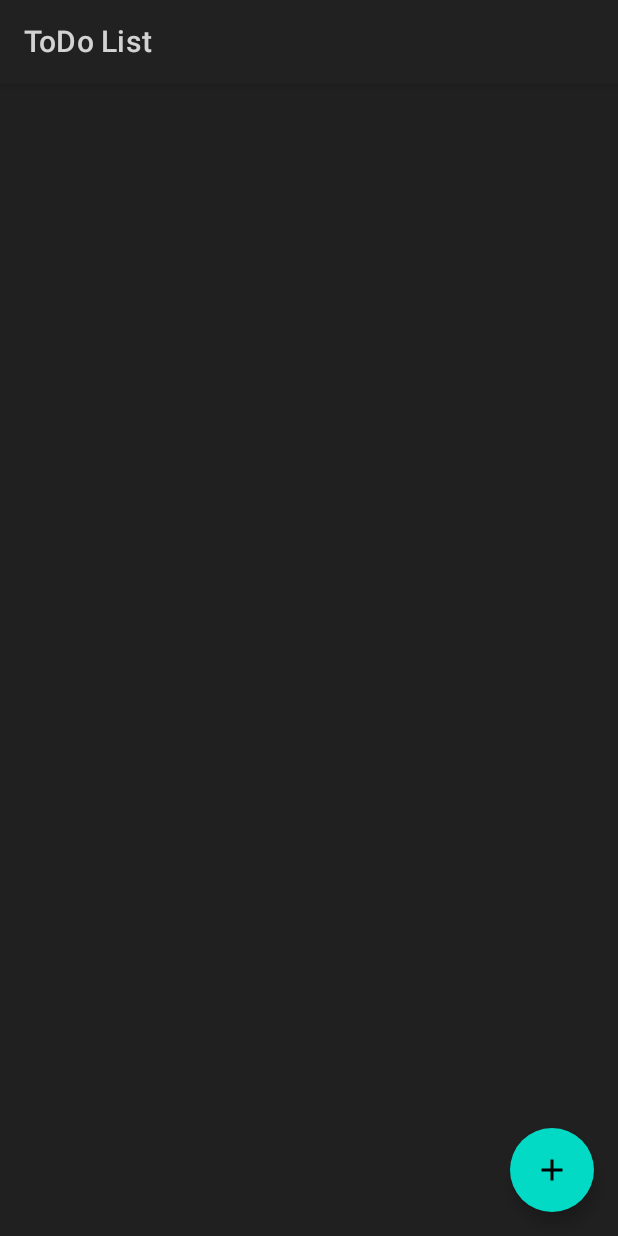
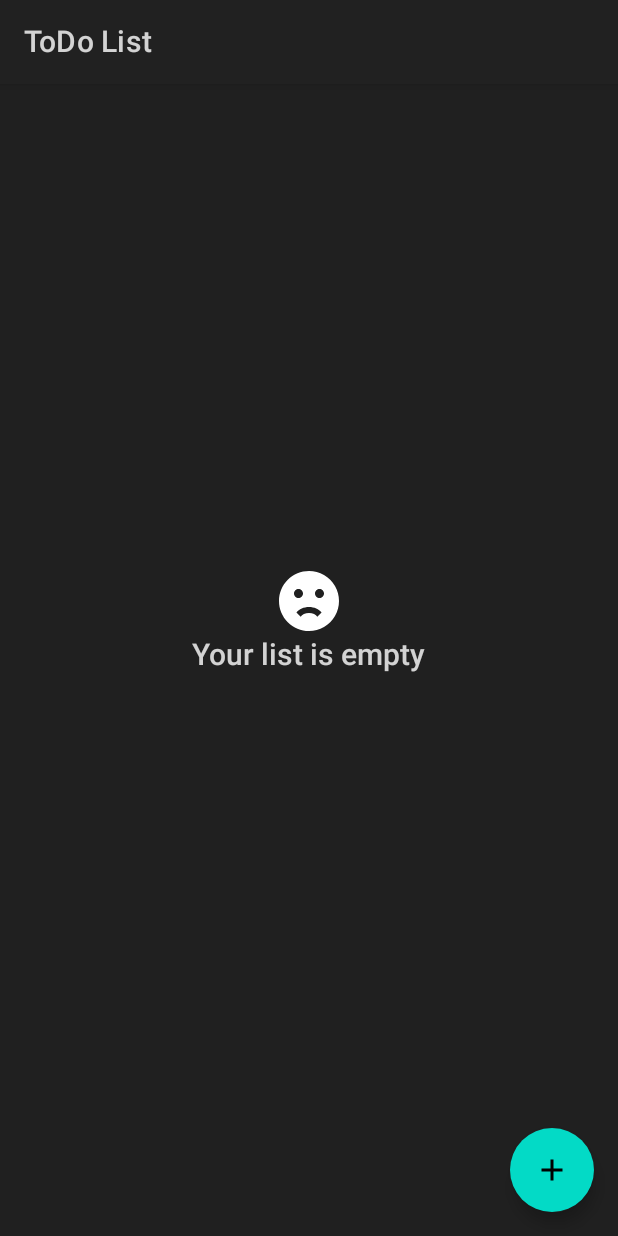
Before and after one commit to filipiandrader/to-do-list-app, an Android app built with Jetpack Compose: the screen it shows after launch (MainActivity), on a phone screen of 412 x 824 dp. Run offline under Robolectric (Android 15) with nearby library versions, the light colour scheme and no system bars; our stand-ins replace Dagger/Hilt's generated code, Room's generated code.

Commit message:
Create custom empty list; Add screenshots

```diff
--- a/app/src/main/java/com/far/to_dolistapp/ui/MainActivity.kt
+++ b/app/src/main/java/com/far/to_dolistapp/ui/MainActivity.kt
@@ -10,8 +10,8 @@ import androidx.navigation.compose.NavHost
 import androidx.navigation.compose.composable
 import androidx.navigation.compose.rememberNavController
 import androidx.navigation.navArgument
-import com.far.to_dolistapp.ui.add_edit.AddEditTodoScreen
-import com.far.to_dolistapp.ui.list.TodoListScreen
+import com.far.to_dolistapp.ui.add_edit.screen.AddEditTodoScreen
+import com.far.to_dolistapp.ui.list.screen.TodoListScreen
 import com.far.to_dolistapp.ui.theme.ToDoListAppTheme
 import com.far.to_dolistapp.util.Routes.ADD_TODO
 import com.far.to_dolistapp.util.Routes.EDIT_TODO
--- a/app/src/main/java/com/far/to_dolistapp/ui/add_edit/screen/AddEditTodoScreen.kt
+++ b/app/src/main/java/com/far/to_dolistapp/ui/add_edit/screen/AddEditTodoScreen.kt
@@ -1,4 +1,4 @@
-package com.far.to_dolistapp.ui.add_edit
+package com.far.to_dolistapp.ui.add_edit.screen
 
 import androidx.compose.foundation.layout.*
 import androidx.compose.material.*
--- /dev/null
+++ b/app/src/main/java/com/far/to_dolistapp/ui/components/CustomEmptyList.kt
@@ -0,0 +1,41 @@
+package com.far.to_dolistapp.ui.components
+
+import androidx.compose.foundation.Image
+import androidx.compose.foundation.layout.*
+import androidx.compose.foundation.text.selection.SelectionContainer
+import androidx.compose.material.MaterialTheme
+import androidx.compose.material.Text
+import androidx.compose.runtime.Composable
+import androidx.compose.ui.Alignment
+import androidx.compose.ui.Modifier
+import androidx.compose.ui.graphics.Color
+import androidx.compose.ui.res.painterResource
+import androidx.compose.ui.unit.dp
+import com.far.to_dolistapp.R
+
+@Composable
+fun CustomEmptyList() {
+    Column(
+        modifier = Modifier.fillMaxSize(),
+        verticalArrangement = Arrangement.Center,
+        horizontalAlignment = Alignment.CenterHorizontally
+    ) {
+        Image(
+            painterResource(
+                id = R.drawable.ic_emoticon_sad
+            ),
+            contentDescription = "emoticon sad",
+            modifier = Modifier
+                .width(48.dp)
+                .height(48.dp)
+        )
+        Row(
+            horizontalArrangement = Arrangement.Center
+        ) {
+            Text(
+                text = "Your list is empty",
+                style = MaterialTheme.typography.h3
+            )
+        }
+    }
+}
--- a/app/src/main/java/com/far/to_dolistapp/ui/list/screen/TodoListScreen.kt
+++ b/app/src/main/java/com/far/to_dolistapp/ui/list/screen/TodoListScreen.kt
@@ -1,9 +1,7 @@
-package com.far.to_dolistapp.ui.list
+package com.far.to_dolistapp.ui.list.screen
 
 import androidx.compose.foundation.clickable
-import androidx.compose.foundation.layout.fillMaxSize
-import androidx.compose.foundation.layout.fillMaxWidth
-import androidx.compose.foundation.layout.padding
+import androidx.compose.foundation.layout.*
 import androidx.compose.foundation.lazy.LazyColumn
 import androidx.compose.foundation.lazy.items
 import androidx.compose.material.*
@@ -15,6 +13,7 @@ import androidx.compose.runtime.collectAsState
 import androidx.compose.ui.Modifier
 import androidx.compose.ui.unit.dp
 import androidx.hilt.navigation.compose.hiltViewModel
+import com.far.to_dolistapp.ui.components.CustomEmptyList
 import com.far.to_dolistapp.ui.list.event.TodoListEvent
 import com.far.to_dolistapp.ui.list.viewmodel.TodoListViewModel
 import com.far.to_dolistapp.ui.theme.DarkGray900
@@ -79,4 +78,8 @@ fun TodoListScreen(
             }
         }
     }
+
+    if (todos.value.isEmpty()) {
+        CustomEmptyList()
+    }
 }
--- /dev/null
+++ b/app/src/main/res/drawable/ic_emoticon_sad.xml
@@ -0,0 +1,9 @@
+<vector xmlns:android="http://schemas.android.com/apk/res/android"
+    android:width="24dp"
+    android:height="24dp"
+    android:viewportWidth="24"
+    android:viewportHeight="24">
+  <path
+      android:fillColor="@color/white"
+      android:pathData="M12,2A10,10 0,0 0,2 12A10,10 0,0 0,12 22A10,10 0,0 0,22 12A10,10 0,0 0,12 2M7,9.5C7,8.7 7.7,8 8.5,8C9.3,8 10,8.7 10,9.5C10,10.3 9.3,11 8.5,11C7.7,11 7,10.3 7,9.5M14.77,17.23C14.32,16.5 13.25,16 12,16C10.75,16 9.68,16.5 9.23,17.23L7.81,15.81C8.71,14.72 10.25,14 12,14C13.75,14 15.29,14.72 16.19,15.81L14.77,17.23M15.5,11C14.7,11 14,10.3 14,9.5C14,8.7 14.7,8 15.5,8C16.3,8 17,8.7 17,9.5C17,10.3 16.3,11 15.5,11Z"/>
+</vector>
```
Also changed, not shown: app/src/main/java/com/far/to_dolistapp/ui/components/CustomDialog.kt (+9 -2 lines), app/src/main/java/com/far/to_dolistapp/ui/list/screen/TodoItem.kt (+6 -4 lines), 6 other files.
